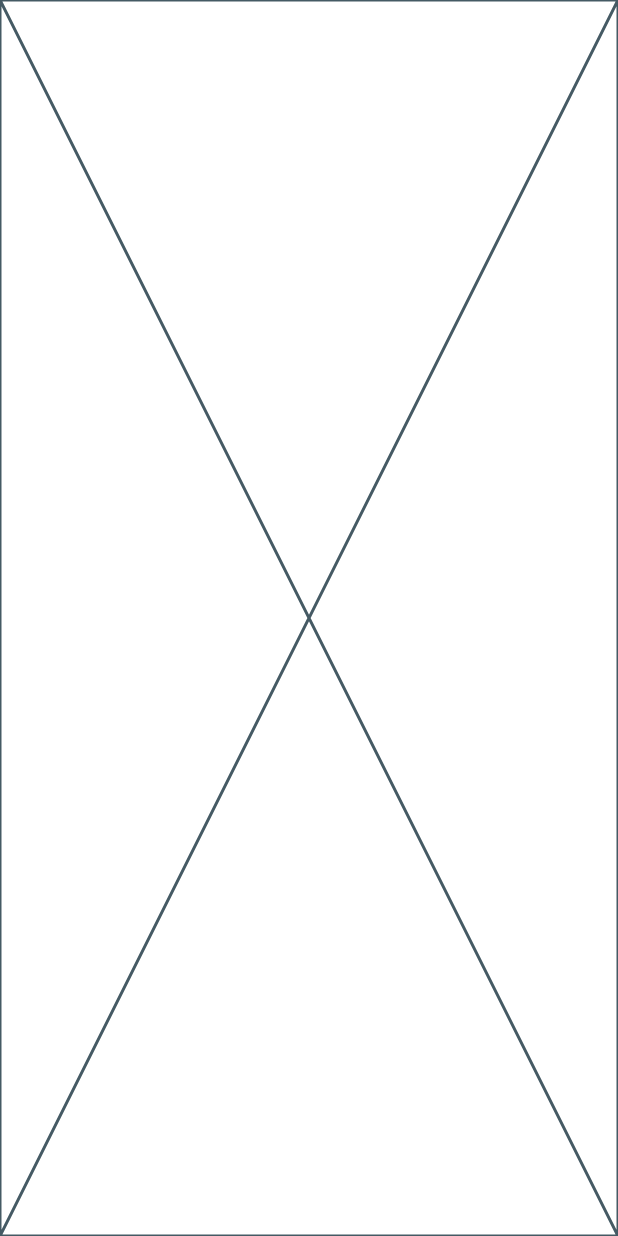
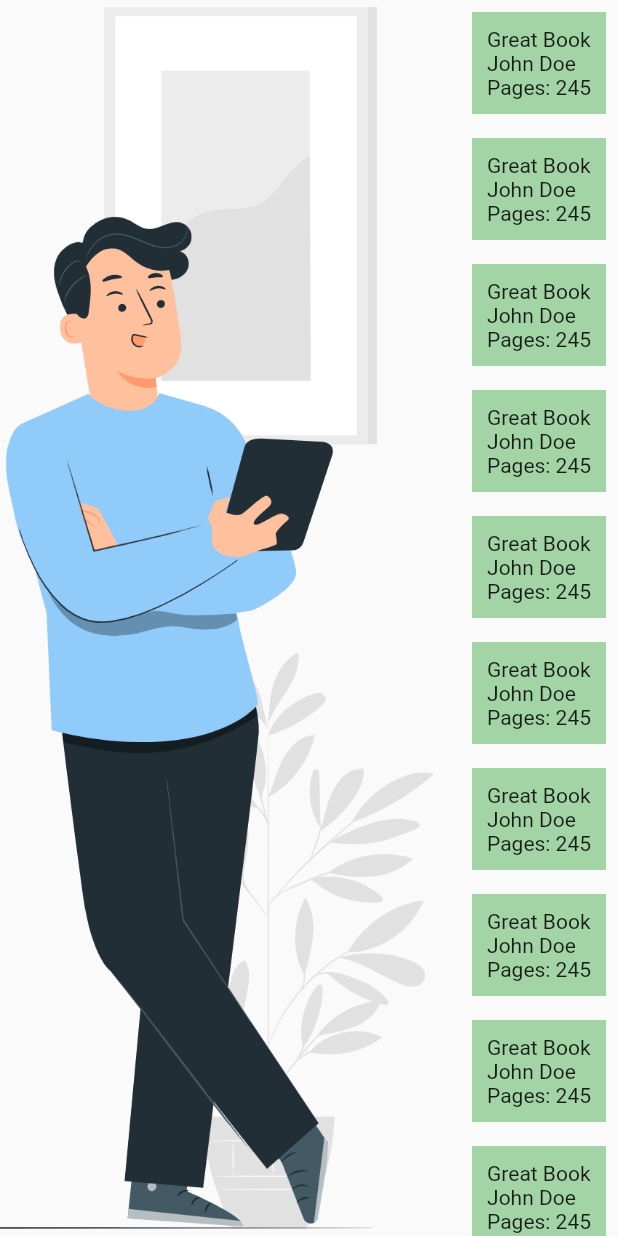
Before and after one commit to kves/read_app, a Flutter app: the screen it shows after launch, on a phone screen of 412 x 824 dp. Run offline on Flutter 3.47's test engine with Material 2 defaults, Android fonts, the phone set to English and light mode, and no system bars.

Commit message:
home page draft

```diff
--- a/lib/pages/home_page.dart
+++ b/lib/pages/home_page.dart
@@ -1,5 +1,4 @@
-import 'package:flutter/src/widgets/framework.dart';
-import 'package:flutter/src/widgets/placeholder.dart';
+import 'package:flutter/material.dart';
 
 class HomePage extends StatefulWidget {
   const HomePage({super.key});
@@ -11,6 +10,74 @@ class HomePage extends StatefulWidget {
 class _HomePageState extends State<HomePage> {
   @override
   Widget build(BuildContext context) {
-    return const Placeholder();
+    return Scaffold(
+      body: SafeArea(
+        child: Stack(
+          children: [
+            Image.asset('lib/assets/images/reading_man.png'),
+            SingleChildScrollView(
+              child: Align(
+                alignment: Alignment.bottomRight,
+                child: Column(
+                  children: [
+                    BookTileWidget(),
+                    BookTileWidget(),
+                    BookTileWidget(),
+                    BookTileWidget(),
+                    BookTileWidget(),
+                    BookTileWidget(),
+                    BookTileWidget(),
+                    BookTileWidget(),
+                    BookTileWidget(),
+                    BookTileWidget(),
+                    BookTileWidget(),
+                    BookTileWidget(),
+                    BookTileWidget(),
+                    BookTileWidget(),
+                    BookTileWidget(),
+                    BookTileWidget(),
+                    BookTileWidget(),
+                    BookTileWidget(),
+                    BookTileWidget(),
+                    BookTileWidget(),
+                    BookTileWidget(),
+                    BookTileWidget(),
+                    BookTileWidget(),
+                    BookTileWidget(),
+                    BookTileWidget(),
+                    BookTileWidget(),
+                  ],
+                ),
+              ),
+            ),
+          ],
+        ),
+      ),
+    );
   }
 }
+
+class BookTileWidget extends StatelessWidget {
+  const BookTileWidget({super.key});
+
+  @override
+  Widget build(BuildContext context) {
+    return Padding(
+      padding: const EdgeInsets.all(8.0),
+      child: Container(
+        padding: EdgeInsets.all(10),
+        decoration: BoxDecoration(
+          color: Colors.green.withOpacity(0.5),
+        ),
+        child: Column(
+          crossAxisAlignment: CrossAxisAlignment.start,
+          children: [
+            Text('Great Book'),
+            Text('John Doe'),
+            Text('Pages: 245'),
+          ],
+        ),
+      ),
+    );
+  }
+}
--- a/pubspec.yaml
+++ b/pubspec.yaml
@@ -60,8 +60,8 @@ flutter:
   uses-material-design: true
 
   # To add assets to your application, add an assets section, like this:
-  # assets:
-  #   - images/a_dot_burr.jpeg
+  assets:
+    - lib/assets/images/
   #   - images/a_dot_ham.jpeg
 
   # An image asset can refer to one or more resolution-specific "variants", see
```
Also changed, not shown: lib/assets/images/chlop.jpeg (added), lib/assets/images/reading_man.png (added), lib/main.dart (line endings or trailing spaces).
